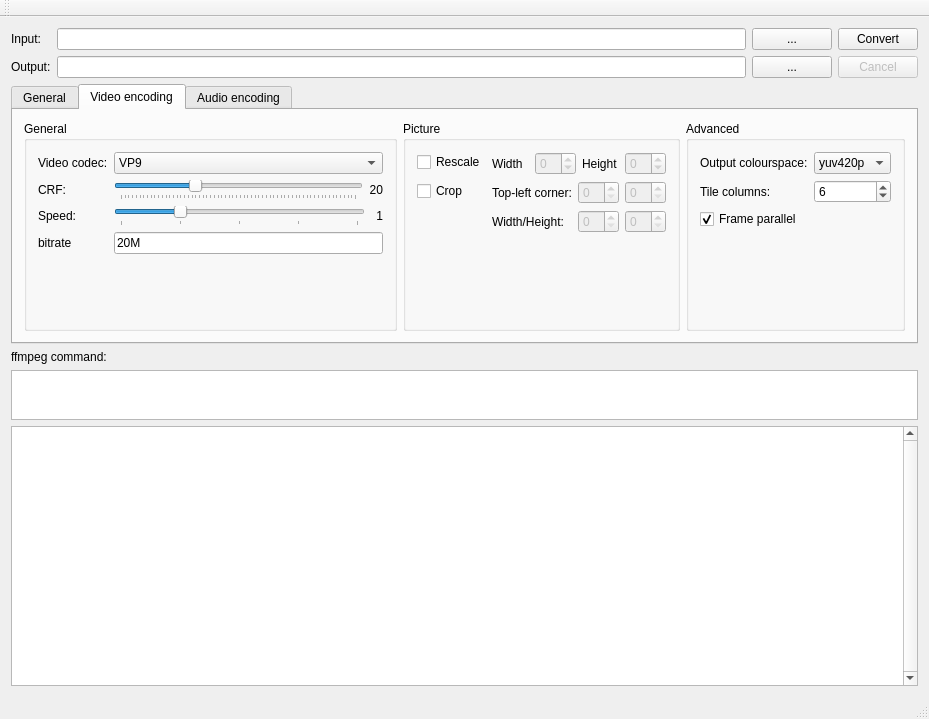
The window that mainwindow.ui (Compizfox/QtWebMConverter) describes before a commit, drawn with Qt 5.
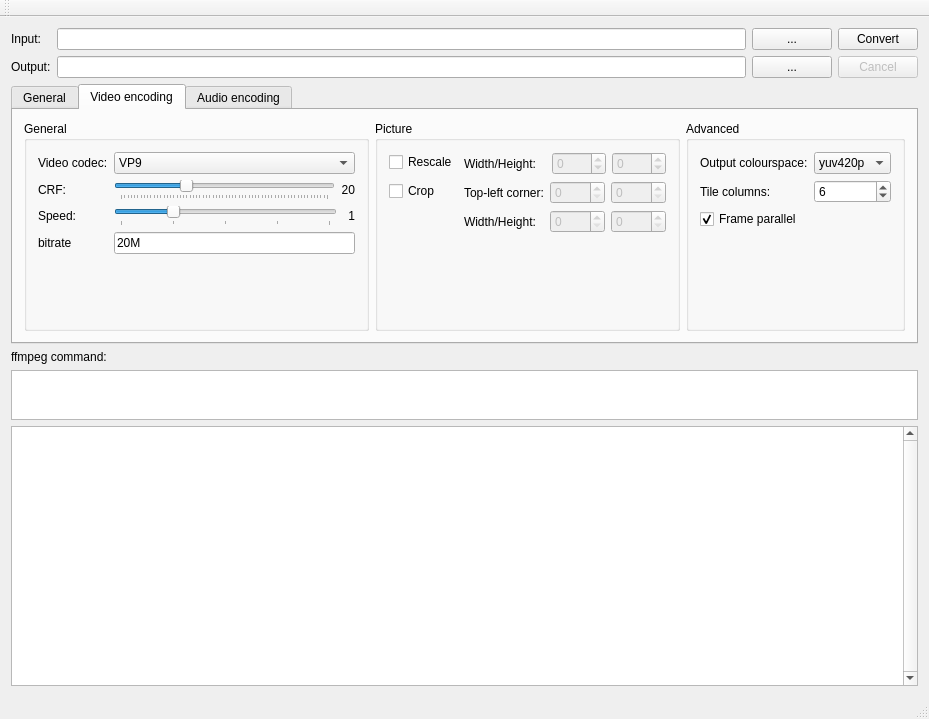
The same window after the commit.

Commit message: Change maximum value for spinboxes, add waiting cursor, don't insert newline

The edit to the form file:
```diff
--- a/mainwindow.ui
+++ b/mainwindow.ui
@@ -396,15 +396,15 @@
           </property>
           <layout class="QFormLayout" name="formLayout_6">
            <item row="0" column="1">
-            <layout class="QHBoxLayout" name="horizontalLayout_2">
-             <item>
+            <layout class="QGridLayout" name="gridLayout_2">
+             <item row="0" column="0">
               <widget class="QLabel" name="label_10">
                <property name="text">
-                <string>Width</string>
+                <string>Width/Height:   </string>
                </property>
               </widget>
              </item>
-             <item>
+             <item row="0" column="1">
               <widget class="QSpinBox" name="scaleWidthSpinBox">
                <property name="enabled">
                 <bool>false</bool>
@@ -415,16 +415,12 @@
                <property name="minimum">
                 <number>-1</number>
                </property>
-              </widget>
-             </item>
-             <item>
-              <widget class="QLabel" name="label_12">
-               <property name="text">
-                <string>Height</string>
+               <property name="maximum">
+                <number>9999</number>
                </property>
               </widget>
              </item>
-             <item>
+             <item row="0" column="2">
               <widget class="QSpinBox" name="scaleHeightSpinBox">
                <property name="enabled">
                 <bool>false</bool>
@@ -435,6 +431,9 @@
                <property name="minimum">
                 <number>-1</number>
                </property>
+               <property name="maximum">
+                <number>9999</number>
+               </property>
               </widget>
              </item>
             </layout>
@@ -460,6 +459,9 @@
                <property name="enabled">
                 <bool>false</bool>
                </property>
+               <property name="maximum">
+                <number>9999</number>
+               </property>
               </widget>
              </item>
              <item row="0" column="2">
@@ -467,6 +469,9 @@
                <property name="enabled">
                 <bool>false</bool>
                </property>
+               <property name="maximum">
+                <number>9999</number>
+               </property>
               </widget>
              </item>
              <item row="1" column="0">
@@ -481,6 +486,9 @@
                <property name="enabled">
                 <bool>false</bool>
                </property>
+               <property name="maximum">
+                <number>9999</number>
+               </property>
               </widget>
              </item>
              <item row="1" column="2">
@@ -488,6 +496,9 @@
                <property name="enabled">
                 <bool>false</bool>
                </property>
+               <property name="maximum">
+                <number>9999</number>
+               </property>
               </widget>
              </item>
             </layout>
```
Left out of the diff: 14 changed lines with no effect on the pictures. The commit also changes 1 other file.
